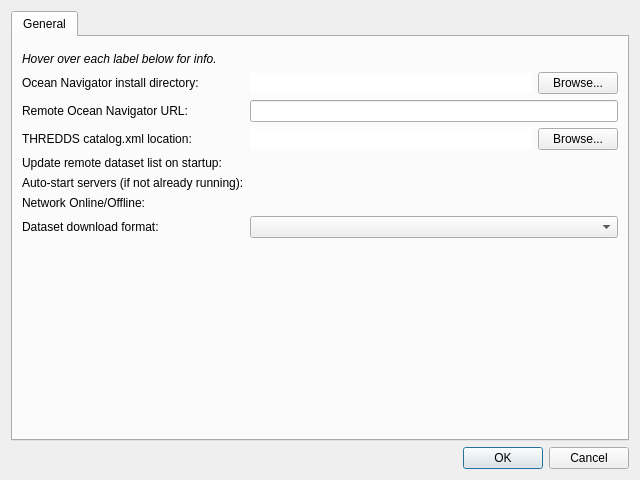
First picture: the form in app/dialogpreferences.ui, repository DFO-Ocean-Navigator/Navigator2Go, before the edit.
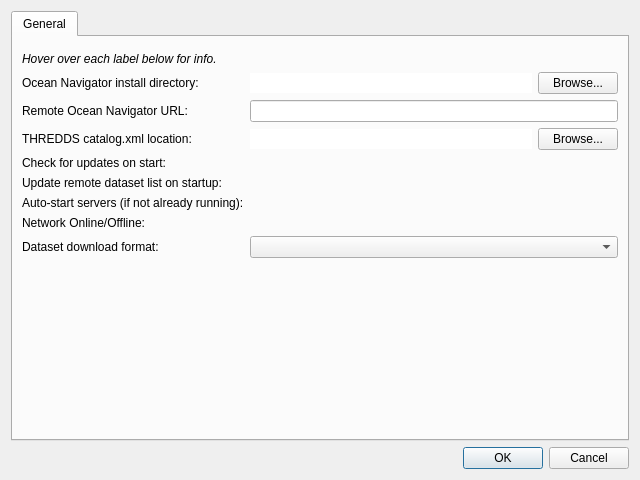
Second picture: the form after the edit. Icons and pictures are not drawn. Custom widgets are drawn as their Qt base class.

Commit message: Added setting to toggle update check on program start

The edit to the form file:
```diff
--- a/app/dialogpreferences.ui
+++ b/app/dialogpreferences.ui
@@ -148,7 +148,7 @@
            </item>
           </layout>
          </item>
-         <item row="5" column="0">
+         <item row="6" column="0">
           <widget class="QLabel" name="label_2">
            <property name="toolTip">
             <string>&lt;html&gt;&lt;head/&gt;&lt;body&gt;&lt;p&gt;Should the remote dataset list in the Data Order tab be updated when this program starts?&lt;/p&gt;&lt;/body&gt;&lt;/html&gt;</string>
@@ -158,10 +158,10 @@
            </property>
           </widget>
          </item>
-         <item row="5" column="1">
+         <item row="6" column="1">
           <widget class="SwitchWidget" name="switchUpdateDoryDatasetsOnStart" native="true"/>
          </item>
-         <item row="6" column="0">
+         <item row="7" column="0">
           <widget class="QLabel" name="label_3">
            <property name="toolTip">
             <string>&lt;html&gt;&lt;head/&gt;&lt;body&gt;&lt;p&gt;Should the servers required to run Navigator2Go be started automatically when this program launches?&lt;/p&gt;&lt;p&gt;&lt;br/&gt;&lt;/p&gt;&lt;/body&gt;&lt;/html&gt;</string>
@@ -171,10 +171,10 @@
            </property>
           </widget>
          </item>
-         <item row="6" column="1">
+         <item row="7" column="1">
           <widget class="SwitchWidget" name="switchAutoStartServers" native="true"/>
          </item>
-         <item row="7" column="0">
+         <item row="8" column="0">
           <widget class="QLabel" name="label_4">
            <property name="toolTip">
             <string>&lt;html&gt;&lt;head/&gt;&lt;body&gt;&lt;p&gt;Toggle the network state of Navigator2Go.&lt;/p&gt;&lt;p&gt;&lt;span style=&quot; font-style:italic;&quot;&gt;All network activity from this program will cease.&lt;/span&gt;&lt;/p&gt;&lt;p&gt;This is a helpful feature if you want to isolate your Navigator system to conserve bandwidth, for example.&lt;/p&gt;&lt;/body&gt;&lt;/html&gt;</string>
@@ -184,10 +184,10 @@
            </property>
           </widget>
          </item>
-         <item row="7" column="1">
+         <item row="8" column="1">
           <widget class="SwitchWidget" name="switchOnlineOffline" native="true"/>
          </item>
-         <item row="8" column="0">
+         <item row="9" column="0">
           <widget class="QLabel" name="label_7">
            <property name="toolTip">
             <string>&lt;html&gt;&lt;head/&gt;&lt;body&gt;&lt;p&gt;The NetCDF version the downloaded files from the remote server will be in.&lt;/p&gt;&lt;p&gt;Default is NetCDF-4 for best compression and data accuracy.&lt;/p&gt;&lt;/body&gt;&lt;/html&gt;</string>
@@ -197,7 +197,7 @@
            </property>
           </widget>
          </item>
-         <item row="8" column="1">
+         <item row="9" column="1">
           <widget class="QComboBox" name="comboBoxDownloadFormat">
            <property name="focusPolicy">
             <enum>Qt::NoFocus</enum>
@@ -207,6 +207,16 @@
            </property>
           </widget>
          </item>
+         <item row="5" column="0">
+          <widget class="QLabel" name="label_9">
+           <property name="text">
+            <string>Check for updates on start:</string>
+           </property>
+          </widget>
+         </item>
+         <item row="5" column="1">
+          <widget class="SwitchWidget" name="switchWidgetCheckForUpdates" native="true"/>
+         </item>
         </layout>
        </widget>
       </widget>
```
The commit also changes 4 other files.
